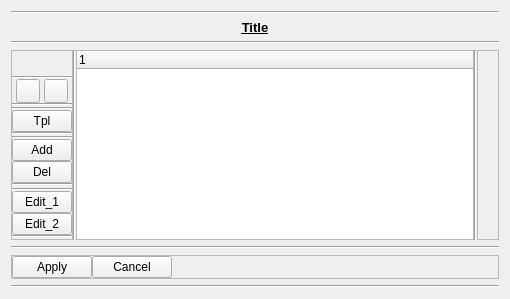
First picture: the form in appli/foundation/gui/common/_src/wg_basicTree.ui, repository snaress/studio, before the edit.
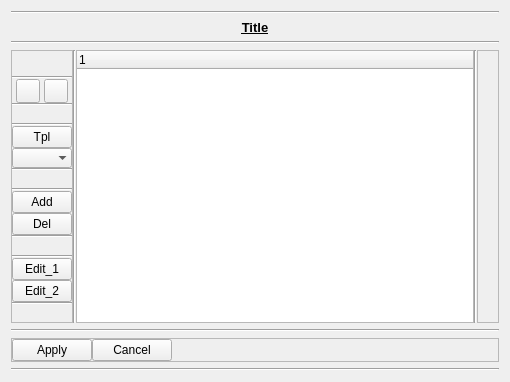
Second picture: the form after the edit.

```diff
--- a/appli/foundation/gui/common/_src/wg_basicTree.ui
+++ b/appli/foundation/gui/common/_src/wg_basicTree.ui
@@ -7,7 +7,7 @@
     <x>0</x>
     <y>0</y>
     <width>510</width>
-    <height>299</height>
+    <height>382</height>
    </rect>
   </property>
   <property name="windowTitle">
@@ -258,6 +258,25 @@
           </property>
          </widget>
         </item>
+        <item>
+         <widget class="QComboBox" name="cbb_filter">
+          <property name="maximumSize">
+           <size>
+            <width>60</width>
+            <height>16777215</height>
+           </size>
+          </property>
+          <property name="layoutDirection">
+           <enum>Qt::LeftToRight</enum>
+          </property>
+          <property name="maxVisibleItems">
+           <number>12</number>
+          </property>
+          <property name="frame">
+           <bool>false</bool>
+          </property>
+         </widget>
+        </item>
         <item>
          <widget class="Line" name="line_14">
           <property name="orientation">
```
